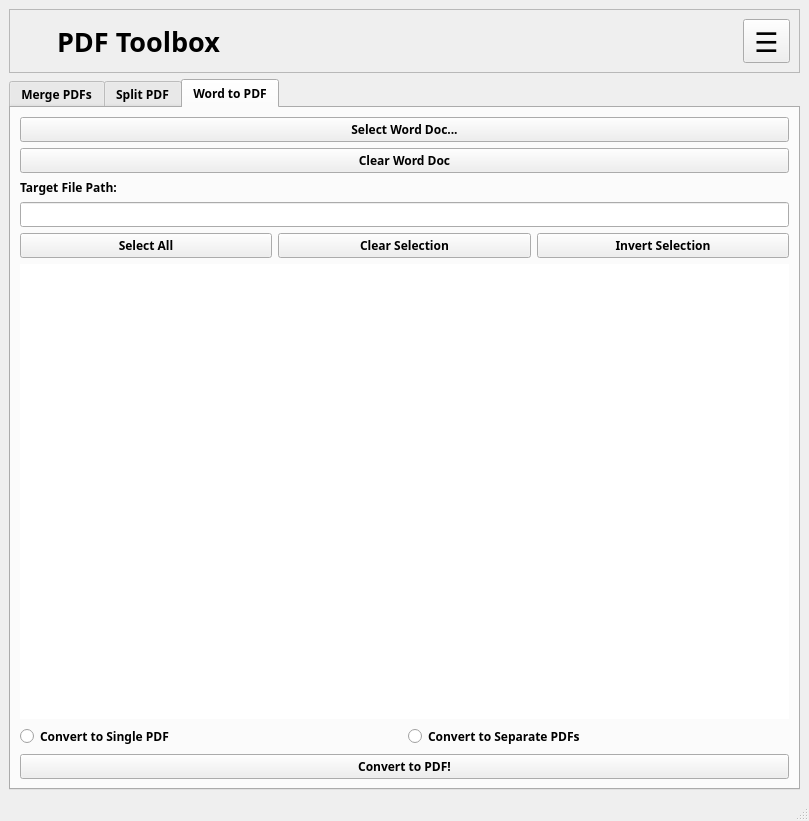
First picture: the form in src/main_window.ui, repository lourenco-lam/pdf-toolbox, before the edit.
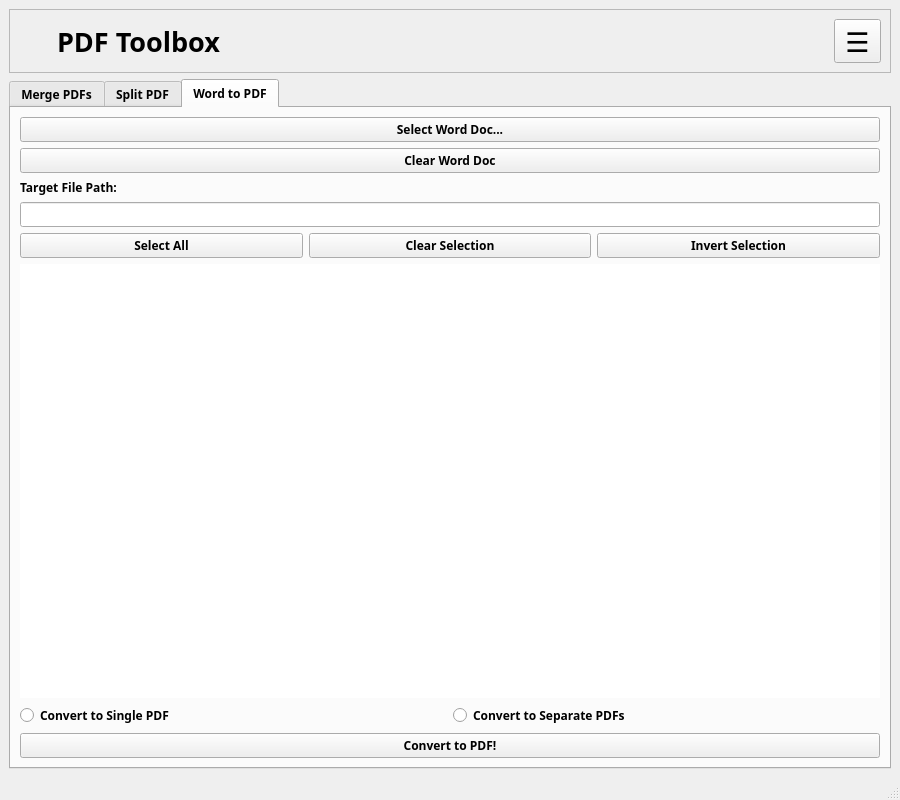
Second picture: the form after the edit. Icons and pictures are not drawn.

Commit message: Enhance UI: Drop shadows and minimum window size

The edit to the form file:
```diff
--- a/src/main_window.ui
+++ b/src/main_window.ui
@@ -6,14 +6,20 @@
    <rect>
     <x>0</x>
     <y>0</y>
-    <width>809</width>
-    <height>821</height>
+    <width>900</width>
+    <height>800</height>
    </rect>
   </property>
+  <property name="sizePolicy">
+   <sizepolicy hsizetype="Preferred" vsizetype="Fixed">
+    <horstretch>0</horstretch>
+    <verstretch>0</verstretch>
+   </sizepolicy>
+  </property>
   <property name="minimumSize">
    <size>
-    <width>32</width>
-    <height>32</height>
+    <width>900</width>
+    <height>800</height>
    </size>
   </property>
   <property name="windowTitle">
```
Left out of the diff: 74 changed lines with no effect on the pictures.
